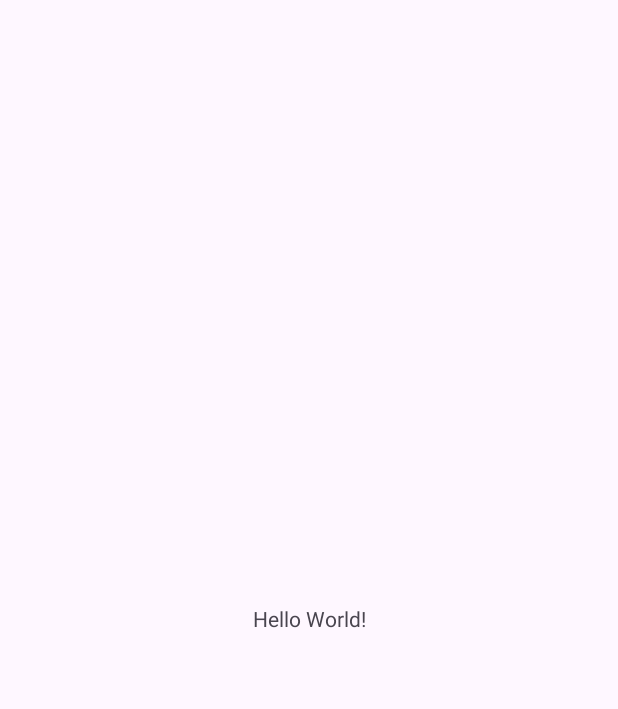
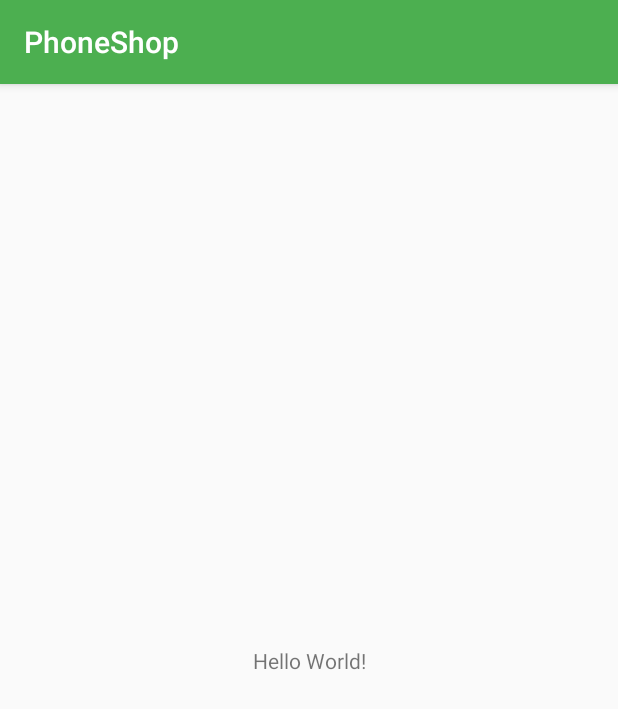
Before and after one commit to Khangnekk/Android_Phone_Shop, an Android app: the screen it shows after launch (MainActivity), on a phone screen of 412 x 824 dp. Before the commit the part shown is almost empty. Shown: the top 709 px of the screen. Run offline under Robolectric (Android 15) with nearby library versions, the phone set to English and light mode, and no system bars.

Commit message:
Chat Screen Layout

```diff
--- a/app/build.gradle.kts
+++ b/app/build.gradle.kts
@@ -4,12 +4,12 @@ plugins {
 
 android {
     namespace = "com.fptugroup6.phoneshop"
-    compileSdk = 33
+    compileSdk = 34
 
     defaultConfig {
         applicationId = "com.fptugroup6.phoneshop"
         minSdk = 24
-        targetSdk = 33
+        targetSdk = 34
         versionCode = 1
         versionName = "1.0"
 
--- /dev/null
+++ b/app/src/main/res/layout/activity_map.xml
@@ -0,0 +1,6 @@
+<?xml version="1.0" encoding="utf-8"?>
+<androidx.constraintlayout.widget.ConstraintLayout xmlns:android="http://schemas.android.com/apk/res/android"
+    android:layout_width="match_parent"
+    android:layout_height="match_parent">
+
+</androidx.constraintlayout.widget.ConstraintLayout>
--- a/app/src/main/res/values/colors.xml
+++ b/app/src/main/res/values/colors.xml
@@ -2,4 +2,7 @@
 <resources>
     <color name="black">#FF000000</color>
     <color name="white">#FFFFFFFF</color>
+    <color name="colorPrimary">#4CAF50</color> <!-- Primary color -->
+    <color name="colorPrimaryDark">#388E3C</color> <!-- Darker shade of primary color -->
+    <color name="colorAccent">#8BC34A</color> <!-- Accent color -->
 </resources>
--- a/app/src/main/res/values/themes.xml
+++ b/app/src/main/res/values/themes.xml
@@ -1,9 +1,10 @@
 <resources xmlns:tools="http://schemas.android.com/tools">
     <!-- Base application theme. -->
-    <style name="Base.Theme.PhoneShop" parent="Theme.Material3.DayNight.NoActionBar">
-        <!-- Customize your light theme here. -->
-        <!-- <item name="colorPrimary">@color/my_light_primary</item> -->
+    <style name="GreenAppTheme" parent="Theme.AppCompat.Light.DarkActionBar">
+        <item name="colorPrimary">@color/colorPrimary</item>
+        <item name="colorPrimaryDark">@color/colorPrimaryDark</item>
+        <item name="colorAccent">@color/colorAccent</item>
     </style>
 
-    <style name="Theme.PhoneShop" parent="Base.Theme.PhoneShop" />
+    <style name="Theme.PhoneShop" parent="GreenAppTheme" />
 </resources>
```
Also changed, not shown: app/src/main/res/layout/activity_chat.xml (added, +46 -0 lines).
